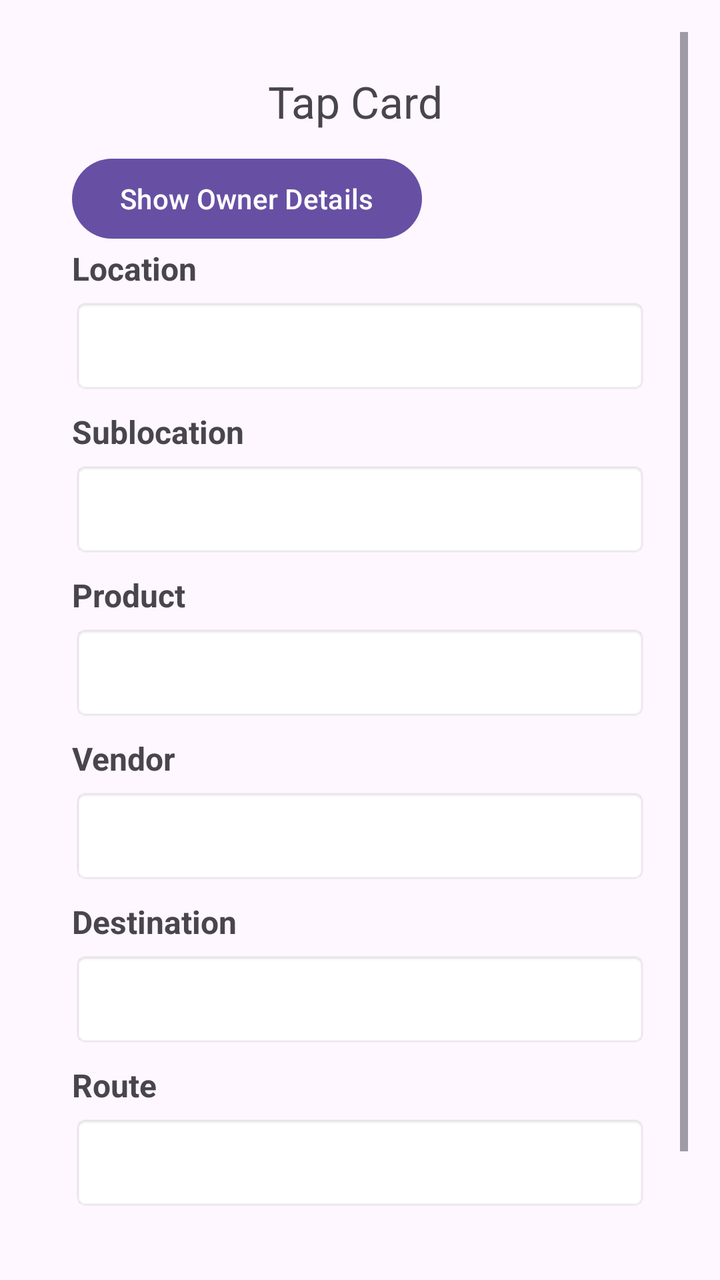
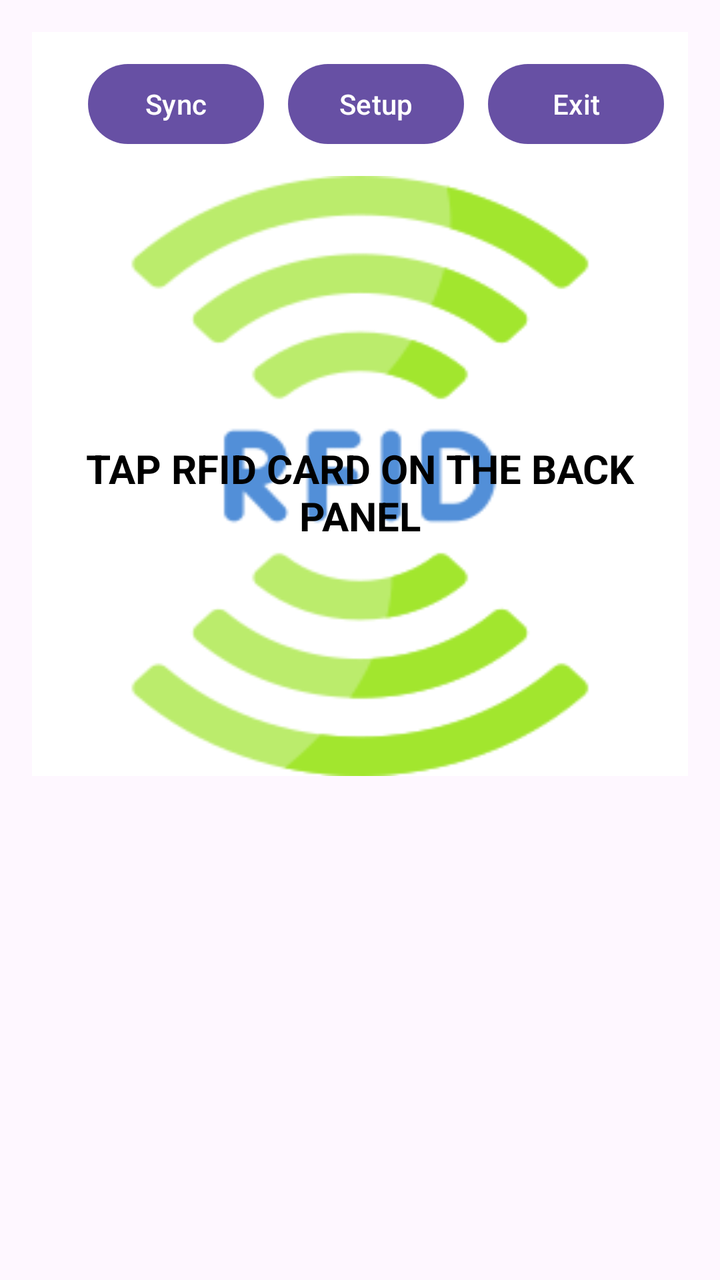

Two renders of the same Android screen: before a commit and after it. Below are the layout's source before the change and the commit's diff.
<!-- AndroidManifest.xml: application theme Theme.Rfid -->
<!-- res/layout/activity_main.xml -->
<?xml version="1.0" encoding="utf-8"?>
<ScrollView xmlns:android="http://schemas.android.com/apk/res/android"
    android:layout_width="match_parent"
    android:layout_height="wrap_content"
    android:padding="16dp">

    <LinearLayout
    android:layout_width="match_parent"
    android:layout_height="match_parent"
    android:orientation="vertical"
    android:padding="20dp">

    <LinearLayout
        android:id="@+id/layoutOwnerBlock"
        android:orientation="vertical"
        android:layout_width="match_parent"
        android:layout_height="wrap_content"
        android:padding="12dp"
        android:background="@android:drawable/dialog_holo_light_frame"
        android:visibility="gone"
        android:layout_marginTop="12dp">

        <TextView
            android:id="@+id/tvTruckNo"
            android:layout_width="wrap_content"
            android:layout_height="wrap_content"
            android:text="Truck No: -"
            android:textSize="16sp"
            android:textStyle="bold"
            android:padding="4dp"/>

        <TextView
            android:id="@+id/tvOwnerName"
            android:layout_width="wrap_content"
            android:layout_height="wrap_content"
            android:text="Owner: -"
            android:textSize="16sp"
            android:padding="4dp"/>

        <TextView
            android:id="@+id/tvTareWeight"
            android:layout_width="wrap_content"
            android:layout_height="wrap_content"
            android:text="Tare Weight: -"
            android:textSize="16sp"
            android:padding="4dp"/>

    </LinearLayout>

    <TextView
        android:id="@+id/txtStatus"
        android:layout_width="match_parent"
        android:layout_height="wrap_content"
        android:gravity="center"
        android:text="Tap Card "
        android:textSize="22sp"
        android:visibility="visible" />

    <Button
        android:id="@+id/btnToggleOwner"
        android:layout_width="wrap_content"
        android:layout_height="wrap_content"
        android:text="Show Owner Details"
        android:layout_marginTop="10dp"/>


    <EditText
        android:id="@+id/editMessage"
        android:layout_width="match_parent"
        android:layout_height="wrap_content"
        android:hint="Enter text to write to NFC tag"
        android:visibility="gone" />

    <Button
        android:id="@+id/btnWrite"
        android:layout_width="match_parent"
        android:layout_height="wrap_content"
        android:text="Write to NFC Tag"
        android:visibility="gone" />

        <LinearLayout
            android:orientation="vertical"
            android:layout_width="match_parent"
            android:layout_height="wrap_content"
            android:divider="@android:color/darker_gray"
            android:showDividers="none"
            android:dividerPadding="8dp">

            
            <TextView
                android:layout_width="match_parent"
                android:layout_height="wrap_content"
                android:text="Location"
                android:textSize="16sp"
                android:textStyle="bold"
                android:paddingBottom="4dp"/>

            <Spinner
                android:id="@+id/spLocation"
                android:layout_width="match_parent"
                android:layout_height="48dp"
                android:background="@android:drawable/editbox_background"/>

            <View
                android:layout_width="match_parent"
                android:layout_height="8dp"/>

            
            <TextView
                android:layout_width="match_parent"
                android:layout_height="wrap_content"
                android:text="Sublocation"
                android:textSize="16sp"
                android:textStyle="bold"
                android:paddingBottom="4dp"/>

            <Spinner
                android:id="@+id/spSublocation"
                android:layout_width="match_parent"
                android:layout_height="48dp"
                android:background="@android:drawable/editbox_background"/>

            <View
                android:layout_width="match_parent"
                android:layout_height="8dp"/>

            
            <TextView
                android:layout_width="match_parent"
                android:layout_height="wrap_content"
                android:text="Product"
                android:textSize="16sp"
                android:textStyle="bold"
                android:paddingBottom="4dp"/>

            <Spinner
                android:id="@+id/spProduct"
                android:layout_width="match_parent"
                android:layout_height="48dp"
                android:background="@android:drawable/editbox_background"/>

            <View
                android:layout_width="match_parent"
                android:layout_height="8dp"/>

            
            <TextView
                android:layout_width="match_parent"
                android:layout_height="wrap_content"
                android:text="Vendor"
                android:textSize="16sp"
                android:textStyle="bold"
                android:paddingBottom="4dp"/>

            <Spinner
                android:id="@+id/spVendor"
                android:layout_width="match_parent"
                android:layout_height="48dp"
                android:background="@android:drawable/editbox_background"/>

            <View
                android:layout_width="match_parent"
                android:layout_height="8dp"/>

            
            <TextView
                android:layout_width="match_parent"
                android:layout_height="wrap_content"
                android:text="Destination"
                android:textSize="16sp"
                android:textStyle="bold"
                android:paddingBottom="4dp"/>

            <Spinner
                android:id="@+id/spDestination"
                android:layout_width="match_parent"
                android:layout_height="48dp"
                android:background="@android:drawable/editbox_background"/>

            <View
                android:layout_width="match_parent"
                android:layout_height="8dp"/>

            
            <TextView
                android:layout_width="match_parent"
                android:layout_height="wrap_content"
                android:text="Route"
                android:textSize="16sp"
                android:textStyle="bold"
                android:paddingBottom="4dp"/>

            <Spinner
                android:id="@+id/spRoute"
                android:layout_width="match_parent"
                android:layout_height="48dp"
                android:background="@android:drawable/editbox_background"/>

        </LinearLayout>
        <LinearLayout
            android:layout_width="match_parent"
            android:layout_height="wrap_content"
            android:orientation="horizontal"
            android:gravity="center"
            android:layout_marginTop="20dp">

            <Button
                android:id="@+id/btnWriteRfid"
                android:layout_width="0dp"
                android:layout_weight="1"
                android:layout_height="50dp"
                android:text="Write to RFID"
                android:textColor="@android:color/white"
                android:textStyle="bold"
                android:layout_marginEnd="8dp"/>

            <Button
                android:id="@+id/btnClear"
                android:layout_width="0dp"
                android:layout_weight="1"
                android:layout_height="50dp"
                android:text="Clear"
                android:textColor="@android:color/white"
                android:textStyle="bold"
                android:layout_marginStart="8dp"/>

        </LinearLayout>
    </LinearLayout>
</ScrollView>
<!-- resources referenced by this layout -->
<resources>
  <style name="Theme.Rfid" parent="Base.Theme.Rfid" />
  <style name="Base.Theme.Rfid" parent="Theme.Material3.DayNight.NoActionBar">
          
          
      </style>
</resources>

<!-- the commit's change to res/layout/activity_main.xml (unified diff, before → after) -->
@@ -3,227 +3,82 @@
     android:layout_width="match_parent"
     android:layout_height="wrap_content"
     android:padding="16dp">
-
-    <LinearLayout
-    android:layout_width="match_parent"
-    android:layout_height="match_parent"
-    android:orientation="vertical"
-    android:padding="20dp">
-
-    <LinearLayout
-        android:id="@+id/layoutOwnerBlock"
-        android:orientation="vertical"
+    <RelativeLayout
         android:layout_width="match_parent"
-        android:layout_height="wrap_content"
-        android:padding="12dp"
-        android:background="@android:drawable/dialog_holo_light_frame"
-        android:visibility="gone"
-        android:layout_marginTop="12dp">
-
-        <TextView
-            android:id="@+id/tvTruckNo"
-            android:layout_width="wrap_content"
-            android:layout_height="wrap_content"
-            android:text="Truck No: -"
-            android:textSize="16sp"
-            android:textStyle="bold"
-            android:padding="4dp"/>
-
-        <TextView
-            android:id="@+id/tvOwnerName"
-            android:layout_width="wrap_content"
-            android:layout_height="wrap_content"
-            android:text="Owner: -"
-            android:textSize="16sp"
-            android:padding="4dp"/>
-
-        <TextView
-            android:id="@+id/tvTareWeight"
-            android:layout_width="wrap_content"
-            android:layout_height="wrap_content"
-            android:text="Tare Weight: -"
-            android:textSize="16sp"
-            android:padding="4dp"/>
-
-    </LinearLayout>
-
-    <TextView
-        android:id="@+id/txtStatus"
-        android:layout_width="match_parent"
-        android:layout_height="wrap_content"
-        android:gravity="center"
-        android:text="Tap Card "
-        android:textSize="22sp"
-        android:visibility="visible" />
-
-    <Button
-        android:id="@+id/btnToggleOwner"
-        android:layout_width="wrap_content"
-        android:layout_height="wrap_content"
-        android:text="Show Owner Details"
-        android:layout_marginTop="10dp"/>
+        android:layout_height="match_parent"
+        android:background="#FFFFFF">
 
 
-    <EditText
-        android:id="@+id/editMessage"
-        android:layout_width="match_parent"
-        android:layout_height="wrap_content"
-        android:hint="Enter text to write to NFC tag"
-        android:visibility="gone" />
 
-    <Button
-        android:id="@+id/btnWrite"
-        android:layout_width="match_parent"
-        android:layout_height="wrap_content"
-        android:text="Write to NFC Tag"
-        android:visibility="gone" />
-
+        `
         <LinearLayout
-            android:orientation="vertical"
-            android:layout_width="match_parent"
-            android:layout_height="wrap_content"
-            android:divider="@android:color/darker_gray"
-            android:showDividers="none"
-            android:dividerPadding="8dp">
-
-            
-            <TextView
-                android:layout_width="match_parent"
-                android:layout_height="wrap_content"
-                android:text="Location"
-                android:textSize="16sp"
-                android:textStyle="bold"
-                android:paddingBottom="4dp"/>
-
-            <Spinner
-                android:id="@+id/spLocation"
-                android:layout_width="match_parent"
-                android:layout_height="48dp"
-                android:background="@android:drawable/editbox_background"/>
-
-            <View
-                android:layout_width="match_parent"
-                android:layout_height="8dp"/>
-
-            
-            <TextView
-                android:layout_width="match_parent"
-                android:layout_height="wrap_content"
-                android:text="Sublocation"
-                android:textSize="16sp"
-                android:textStyle="bold"
-                android:paddingBottom="4dp"/>
-
-            <Spinner
-                android:id="@+id/spSublocation"
-                android:layout_width="match_parent"
-                android:layout_height="48dp"
-                android:background="@android:drawable/editbox_background"/>
-
-            <View
-                android:layout_width="match_parent"
-                android:layout_height="8dp"/>
-
-            
-            <TextView
-                android:layout_width="match_parent"
-                android:layout_height="wrap_content"
-                android:text="Product"
-                android:textSize="16sp"
-                android:textStyle="bold"
-                android:paddingBottom="4dp"/>
-
-            <Spinner
-                android:id="@+id/spProduct"
-                android:layout_width="match_parent"
-                android:layout_height="48dp"
-                android:background="@android:drawable/editbox_background"/>
-
-            <View
-                android:layout_width="match_parent"
-                android:layout_height="8dp"/>
-
-            
-            <TextView
-                android:layout_width="match_parent"
-                android:layout_height="wrap_content"
-                android:text="Vendor"
-                android:textSize="16sp"
-                android:textStyle="bold"
-                android:paddingBottom="4dp"/>
-
-            <Spinner
-                android:id="@+id/spVendor"
-                android:layout_width="match_parent"
-                android:layout_height="48dp"
-                android:background="@android:drawable/editbox_background"/>
-
-            <View
-                android:layout_width="match_parent"
-                android:layout_height="8dp"/>
-
-            
-            <TextView
-                android:layout_width="match_parent"
-                android:layout_height="wrap_content"
-                android:text="Destination"
-                android:textSize="16sp"
-                android:textStyle="bold"
-                android:paddingBottom="4dp"/>
-
-            <Spinner
-                android:id="@+id/spDestination"
-                android:layout_width="match_parent"
-                android:layout_height="48dp"
-                android:background="@android:drawable/editbox_background"/>
-
-            <View
-                android:layout_width="match_parent"
-                android:layout_height="8dp"/>
-
-            
-            <TextView
-                android:layout_width="match_parent"
-                android:layout_height="wrap_content"
-                android:text="Route"
-                android:textSize="16sp"
-                android:textStyle="bold"
-                android:paddingBottom="4dp"/>
-
-            <Spinner
-                android:id="@+id/spRoute"
-                android:layout_width="match_parent"
-                android:layout_height="48dp"
-                android:background="@android:drawable/editbox_background"/>
-
-        </LinearLayout>
-        <LinearLayout
+            android:id="@+id/topBar"
             android:layout_width="match_parent"
             android:layout_height="wrap_content"
             android:orientation="horizontal"
-            android:gravity="center"
-            android:layout_marginTop="20dp">
+            android:padding="12dp"
+            android:gravity="end">
 
             <Button
-                android:id="@+id/btnWriteRfid"
-                android:layout_width="0dp"
-                android:layout_weight="1"
-                android:layout_height="50dp"
-                android:text="Write to RFID"
-                android:textColor="@android:color/white"
-                android:textStyle="bold"
-                android:layout_marginEnd="8dp"/>
+                android:id="@+id/btnSync"
+                android:layout_width="wrap_content"
+                android:layout_height="wrap_content"
+                android:text="Sync" />
 
             <Button
-                android:id="@+id/btnClear"
-                android:layout_width="0dp"
-                android:layout_weight="1"
-                android:layout_height="50dp"
-                android:text="Clear"
-                android:textColor="@android:color/white"
-                android:textStyle="bold"
-                android:layout_marginStart="8dp"/>
+                android:id="@+id/btnSetup"
+                android:text="Setup"
+                android:layout_width="wrap_content"
+                android:layout_height="wrap_content"
+                android:layout_marginStart="12dp"/>
+
+            <Button
+                android:id="@+id/btnExit"
+                android:text="Exit"
+                android:layout_width="wrap_content"
+                android:layout_height="wrap_content"
+                android:layout_marginStart="12dp"/>
 
         </LinearLayout>
-    </LinearLayout>
+
+        <LinearLayout
+            android:id="@+id/background_main"
+            android:layout_width="match_parent"
+            android:layout_height="300dp"
+            android:layout_below="@id/topBar"
+            android:background="@drawable/_360454"
+            android:gravity="center"
+            android:orientation="vertical">
+
+            <TextView
+                android:id="@+id/tvTap"
+                android:layout_width="wrap_content"
+                android:layout_height="wrap_content"
+                android:layout_gravity="center"
+                android:layout_marginTop="16dp"
+                android:foregroundGravity="center"
+                android:gravity="center"
+                android:text="TAP RFID CARD ON THE BACK PANEL"
+                android:textColor="#000"
+                android:textSize="20sp"
+                android:textStyle="bold" />
+
+            
+            <androidx.cardview.widget.CardView
+                android:id="@+id/cardDetails"
+                android:layout_width="match_parent"
+                android:layout_height="wrap_content"
+                android:layout_margin="16dp"
+                android:visibility="gone">
+
+                <LinearLayout
+                    android:id="@+id/detailsContainer"
+                    android:layout_width="match_parent"
+                    android:layout_height="wrap_content"
+                    android:orientation="vertical" />
+            </androidx.cardview.widget.CardView>
+
+        </LinearLayout>
+
+    </RelativeLayout>
 </ScrollView>
<!-- resource entries referenced after the edit -->
@@ -1,5 +1,6 @@
 <!-- resources referenced by this layout -->
 <resources>
+  <!-- drawable _360454: png bitmap (drawable, 14635 bytes) -->
   <style name="Theme.Rfid" parent="Base.Theme.Rfid" />
   <style name="Base.Theme.Rfid" parent="Theme.Material3.DayNight.NoActionBar">
           
